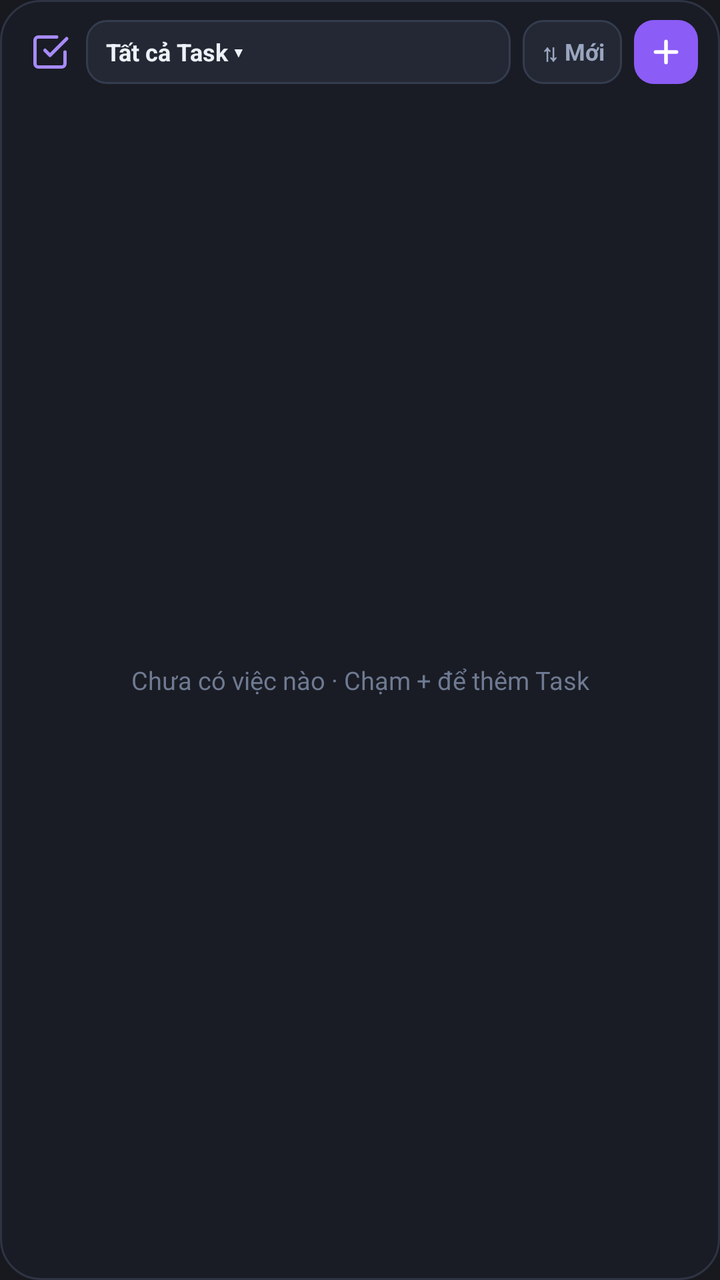
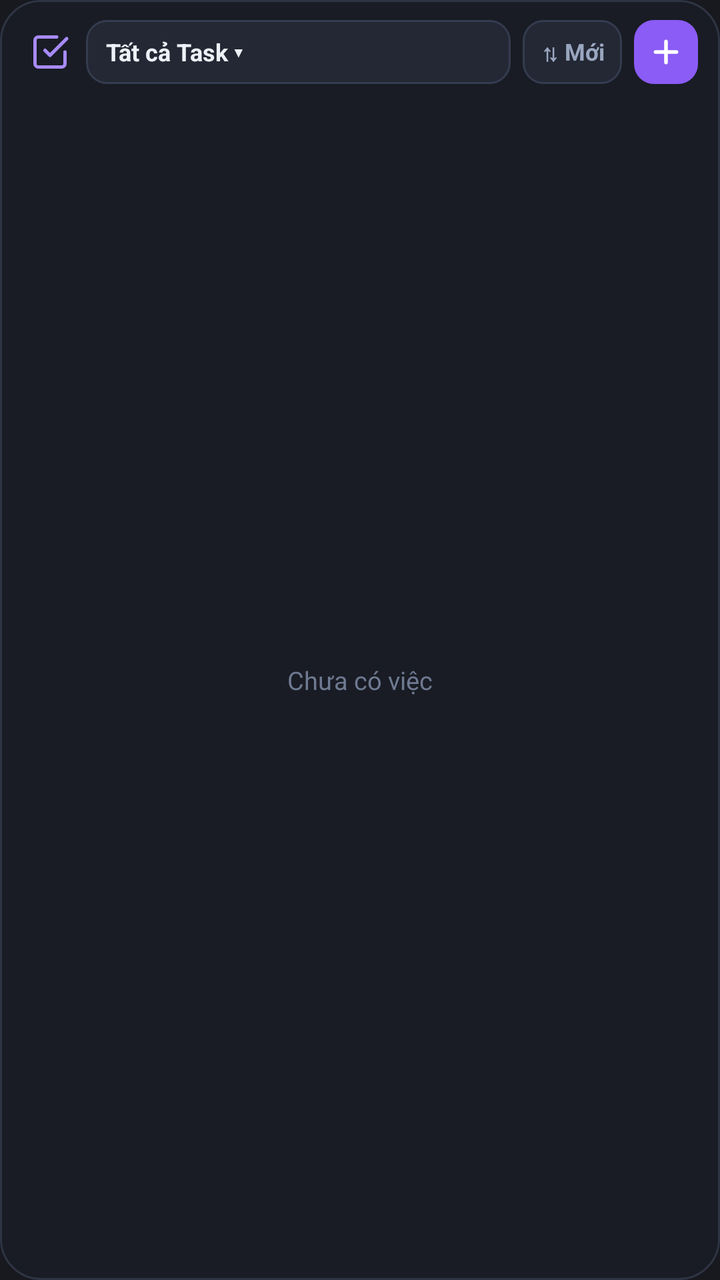

Before-and-after screenshots of an Android layout around one commit, followed by the original layout XML and the change that was made.
<!-- AndroidManifest.xml: application theme Theme.ObsidianQuick -->
<!-- res/layout/widget_tasks.xml -->
<?xml version="1.0" encoding="utf-8"?>
<LinearLayout xmlns:android="http://schemas.android.com/apk/res/android"
    android:id="@+id/w_tasks_root"
    android:layout_width="match_parent"
    android:layout_height="match_parent"
    android:background="@drawable/widget_bg"
    android:orientation="vertical"
    android:paddingStart="11dp"
    android:paddingTop="10dp"
    android:paddingEnd="11dp"
    android:paddingBottom="10dp">

    <LinearLayout
        android:layout_width="match_parent"
        android:layout_height="wrap_content"
        android:layout_marginBottom="8dp"
        android:gravity="center_vertical"
        android:orientation="horizontal">

        <ImageView
            android:id="@+id/w_tasks_open_app"
            android:layout_width="28dp"
            android:layout_height="28dp"
            android:padding="4dp"
            android:scaleType="fitCenter"
            android:src="@drawable/ic_w_task_badge" />

        <TextView
            android:id="@+id/w_tasks_group_btn"
            android:layout_width="0dp"
            android:layout_height="32dp"
            android:layout_marginStart="4dp"
            android:layout_marginEnd="6dp"
            android:layout_weight="1"
            android:background="@drawable/widget_btn_bg"
            android:ellipsize="end"
            android:gravity="center_vertical"
            android:paddingStart="10dp"
            android:paddingEnd="10dp"
            android:singleLine="true"
            android:text="Tất cả Task ▾"
            android:textColor="#EDF1F8"
            android:textSize="12sp"
            android:textStyle="bold" />

        <TextView
            android:id="@+id/w_tasks_sort_btn"
            android:layout_width="wrap_content"
            android:layout_height="32dp"
            android:layout_marginEnd="6dp"
            android:background="@drawable/widget_btn_bg"
            android:gravity="center"
            android:paddingStart="9dp"
            android:paddingEnd="9dp"
            android:singleLine="true"
            android:text="⇅ Mới"
            android:textColor="#9AA6BF"
            android:textSize="11.5sp"
            android:textStyle="bold" />

        <ImageView
            android:id="@+id/w_tasks_add_btn"
            android:layout_width="32dp"
            android:layout_height="32dp"
            android:background="@drawable/widget_add_tasks_bg"
            android:padding="7dp"
            android:scaleType="fitCenter"
            android:src="@drawable/ic_w_plus_light" />
    </LinearLayout>

    <FrameLayout
        android:layout_width="match_parent"
        android:layout_height="0dp"
        android:layout_weight="1">

        <ListView
            android:id="@+id/w_tasks_list"
            android:layout_width="match_parent"
            android:layout_height="match_parent"
            android:clipToPadding="false"
            android:divider="@android:color/transparent"
            android:dividerHeight="6dp"
            android:scrollbars="none" />

        <TextView
            android:id="@+id/w_tasks_empty"
            android:layout_width="match_parent"
            android:layout_height="match_parent"
            android:gravity="center"
            android:padding="12dp"
            android:text="Chưa có việc nào · Chạm + để thêm Task"
            android:textColor="#6F7A92"
            android:textSize="12.5sp" />
    </FrameLayout>

</LinearLayout>
<!-- resources referenced by this layout -->
<resources>
  <!-- drawable ic_w_plus_light (drawable) -->
  <?xml version="1.0" encoding="utf-8"?>
  <vector xmlns:android="http://schemas.android.com/apk/res/android"
      android:width="18dp"
      android:height="18dp"
      android:viewportWidth="24"
      android:viewportHeight="24">
      <path
          android:strokeColor="#FFFFFF"
          android:strokeWidth="2.4"
          android:strokeLineCap="round"
          android:pathData="M12,5v14M5,12h14" />
  </vector>
  <!-- drawable ic_w_task_badge (drawable) -->
  <vector xmlns:android="http://schemas.android.com/apk/res/android"
      android:width="20dp"
      android:height="20dp"
      android:viewportWidth="24"
      android:viewportHeight="24">
      <path
          android:fillColor="#00000000"
          android:pathData="M9,11L12,14L22,4"
          android:strokeWidth="2.1"
          android:strokeColor="#A78BFA"
          android:strokeLineCap="round"
          android:strokeLineJoin="round" />
      <path
          android:fillColor="#00000000"
          android:pathData="M21,12V19A2,2 0,0 1,19 21H5A2,2 0,0 1,3 19V5A2,2 0,0 1,5 3H16"
          android:strokeWidth="2"
          android:strokeColor="#A78BFA"
          android:strokeLineCap="round"
          android:strokeLineJoin="round" />
  </vector>
  <!-- drawable widget_add_tasks_bg (drawable) -->
  <?xml version="1.0" encoding="utf-8"?>
  <shape xmlns:android="http://schemas.android.com/apk/res/android" android:shape="rectangle">
      <solid android:color="#8B5CF6" />
      <corners android:radius="10dp" />
  </shape>
  <!-- drawable widget_bg (drawable) -->
  <?xml version="1.0" encoding="utf-8"?>
  <shape xmlns:android="http://schemas.android.com/apk/res/android" android:shape="rectangle">
      <solid android:color="#191C24" />
      <stroke android:width="1dp" android:color="#2E3444" />
      <corners android:radius="20dp" />
  </shape>
  <!-- drawable widget_btn_bg (drawable) -->
  <?xml version="1.0" encoding="utf-8"?>
  <shape xmlns:android="http://schemas.android.com/apk/res/android" android:shape="rectangle">
      <solid android:color="#232834" />
      <stroke android:width="1dp" android:color="#343C4F" />
      <corners android:radius="10dp" />
  </shape>
  <style name="Theme.ObsidianQuick" parent="Theme.AppCompat.NoActionBar">
          <item name="android:statusBarColor">#17191F</item>
          <item name="android:navigationBarColor">#1D2028</item>
          <item name="android:windowLightStatusBar">false</item>
          <item name="android:windowBackground">#17191F</item>
      </style>
</resources>

<!-- the commit's change to res/layout/widget_tasks.xml (unified diff, before → after) -->
@@ -88,7 +88,7 @@
             android:layout_height="match_parent"
             android:gravity="center"
             android:padding="12dp"
-            android:text="Chưa có việc nào · Chạm + để thêm Task"
+            android:text="Chưa có việc"
             android:textColor="#6F7A92"
             android:textSize="12.5sp" />
     </FrameLayout>
